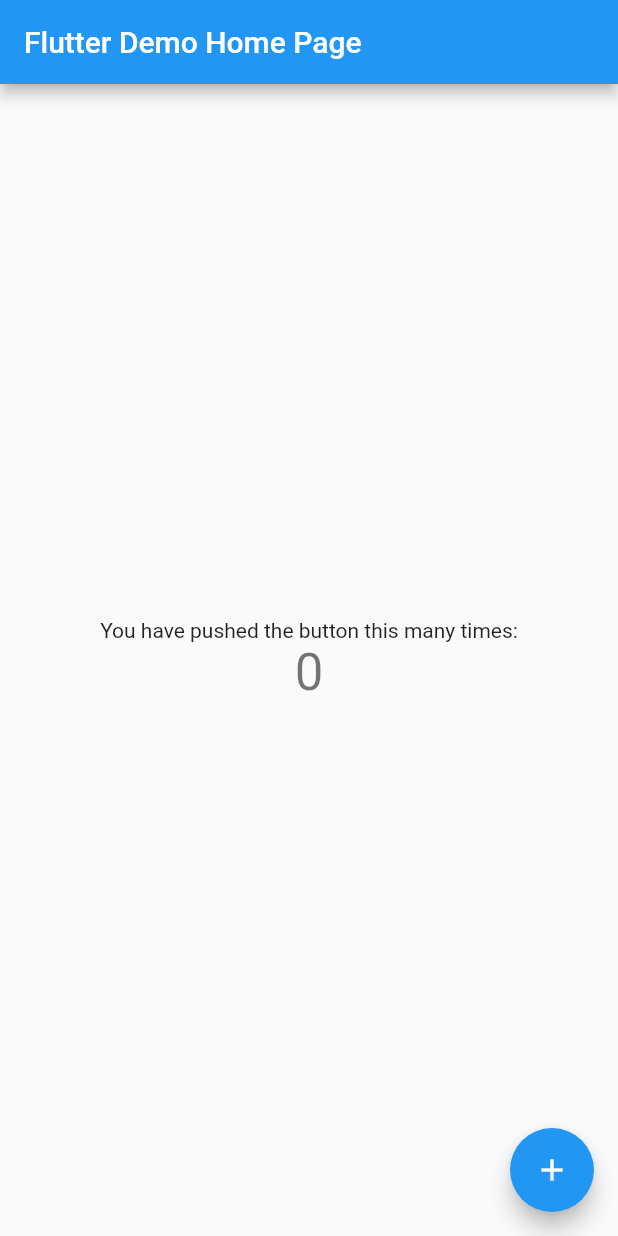
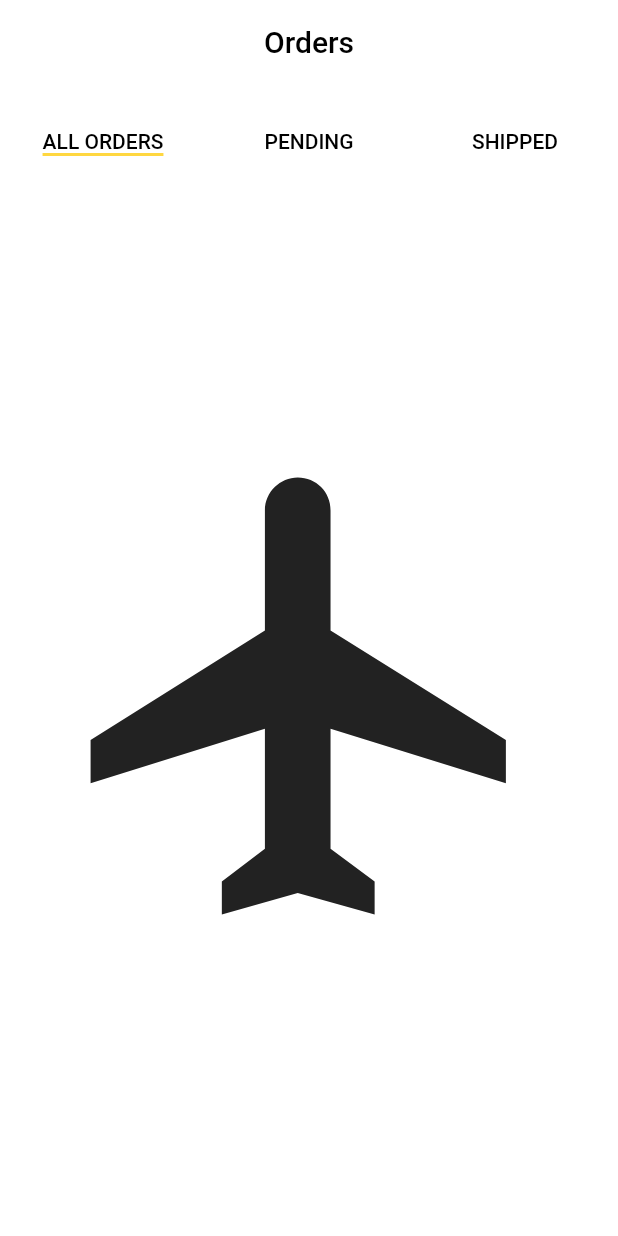
Before and after one commit to fcolakovic2/meelz, a Flutter app: the screen it shows after launch, on a phone screen of 412 x 824 dp. Run offline on Flutter 3.47's test engine with Material 2 defaults, Android fonts, the phone set to English and light mode, and no system bars.

Commit message:
dodan appbar sa sliderom

```diff
--- a/lib/main.dart
+++ b/lib/main.dart
@@ -1,7 +1,15 @@
 import 'package:flutter/material.dart';
+import 'package:flutter/services.dart';
+import 'package:meelz/view/orders_screen/pages/orders_screen.dart';
 
 void main() {
   runApp(MyApp());
+  SystemChrome.setSystemUIOverlayStyle(SystemUiOverlayStyle.dark.copyWith(
+          statusBarColor: Colors.white,
+          statusBarIconBrightness: Brightness.dark,
+          statusBarBrightness:
+              Brightness.dark) /* set Status bar icon color in iOS. */
+      );
 }
 
 class MyApp extends StatelessWidget {
@@ -9,105 +17,12 @@
   @override
   Widget build(BuildContext context) {
     return MaterialApp(
+      debugShowCheckedModeBanner: false,
       title: 'Flutter Demo',
       theme: ThemeData(
-        // This is the theme of your application.
-        //
-        // Try running your application with "flutter run". You'll see the
-        // application has a blue toolbar. Then, without quitting the app, try
-        // changing the primarySwatch below to Colors.green and then invoke
-        // "hot reload" (press "r" in the console where you ran "flutter run",
-        // or simply save your changes to "hot reload" in a Flutter IDE).
-        // Notice that the counter didn't reset back to zero; the application
-        // is not restarted.
         primarySwatch: Colors.blue,
       ),
-      home: MyHomePage(title: 'Flutter Demo Home Page'),
+      home: OrdersScreen(),
     );
   }
 }
-
-class MyHomePage extends StatefulWidget {
-  MyHomePage({Key key, this.title}) : super(key: key);
-
-  // This widget is the home page of your application. It is stateful, meaning
-  // that it has a State object (defined below) that contains fields that affect
-  // how it looks.
-
-  // This class is the configuration for the state. It holds the values (in this
-  // case the title) provided by the parent (in this case the App widget) and
-  // used by the build method of the State. Fields in a Widget subclass are
-  // always marked "final".
-
-  final String title;
-
-  @override
-  _MyHomePageState createState() => _MyHomePageState();
-}
-
-class _MyHomePageState extends State<MyHomePage> {
-  int _counter = 0;
-
-  void _incrementCounter() {
-    setState(() {
-      // This call to setState tells the Flutter framework that something has
-      // changed in this State, which causes it to rerun the build method below
-      // so that the display can reflect the updated values. If we changed
-      // _counter without calling setState(), then the build method would not be
-      // called again, and so nothing would appear to happen.
-      _counter++;
-    });
-  }
-
-  @override
-  Widget build(BuildContext context) {
-    // This method is rerun every time setState is called, for instance as done
-    // by the _incrementCounter method above.
-    //
-    // The Flutter framework has been optimized to make rerunning build methods
-    // fast, so that you can just rebuild anything that needs updating rather
-    // than having to individually change instances of widgets.
-    return Scaffold(
-      appBar: AppBar(
-        // Here we take the value from the MyHomePage object that was created by
-        // the App.build method, and use it to set our appbar title.
-        title: Text(widget.title),
-      ),
-      body: Center(
-        // Center is a layout widget. It takes a single child and positions it
-        // in the middle of the parent.
-        child: Column(
-          // Column is also a layout widget. It takes a list of children and
-          // arranges them vertically. By default, it sizes itself to fit its
-          // children horizontally, and tries to be as tall as its parent.
-          //
-          // Invoke "debug painting" (press "p" in the console, choose the
-          // "Toggle Debug Paint" action from the Flutter Inspector in Android
-          // Studio, or the "Toggle Debug Paint" command in Visual Studio Code)
-          // to see the wireframe for each widget.
-          //
-          // Column has various properties to control how it sizes itself and
-          // how it positions its children. Here we use mainAxisAlignment to
-          // center the children vertically; the main axis here is the vertical
-          // axis because Columns are vertical (the cross axis would be
-          // horizontal).
-          mainAxisAlignment: MainAxisAlignment.center,
-          children: <Widget>[
-            Text(
-              'You have pushed the button this many times:',
-            ),
-            Text(
-              '$_counter',
-              style: Theme.of(context).textTheme.headline4,
-            ),
-          ],
-        ),
-      ),
-      floatingActionButton: FloatingActionButton(
-        onPressed: _incrementCounter,
-        tooltip: 'Increment',
-        child: Icon(Icons.add),
-      ), // This trailing comma makes auto-formatting nicer for build methods.
-    );
-  }
-}
--- /dev/null
+++ b/lib/utils/style/styles.dart
@@ -0,0 +1,8 @@
+import 'package:flutter/material.dart';
+
+TextStyle AppBarText = TextStyle(
+  fontSize: 26,
+  fontWeight: FontWeight.w500,
+  fontFamily: "Averta",
+  color: Color(0xFF373737),
+);
--- /dev/null
+++ b/lib/view/orders_screen/pages/orders_screen.dart
@@ -0,0 +1,60 @@
+import 'package:flutter/material.dart';
+
+class OrdersScreen extends StatefulWidget {
+  @override
+  _OrdersScreenState createState() => _OrdersScreenState();
+}
+
+class _OrdersScreenState extends State<OrdersScreen> {
+  @override
+  Widget build(BuildContext context) {
+    return DefaultTabController(
+      length: 3,
+      child: Scaffold(
+        appBar: AppBar(
+          centerTitle: true,
+          elevation: 0.0,
+          backgroundColor: Colors.white,
+          bottom: TabBar(
+            indicatorColor: Colors.amberAccent,
+            indicatorSize: TabBarIndicatorSize.label,
+            tabs: [
+              Text(
+                "ALL ORDERS",
+                style: TextStyle(
+                  color: Colors.black,
+                ),
+              ),
+              Text(
+                "PENDING",
+                style: TextStyle(
+                  color: Colors.black,
+                ),
+              ),
+              Text(
+                "SHIPPED",
+                style: TextStyle(
+                  color: Colors.black,
+                ),
+              ),
+            ],
+          ),
+          title: Text(
+            'Orders',
+            style: TextStyle(
+              color: Colors.black,
+            ),
+          ),
+        ),
+        backgroundColor: Colors.white,
+        body: TabBarView(
+          children: [
+            Icon(Icons.flight, size: 350),
+            Icon(Icons.directions_transit, size: 350),
+            Icon(Icons.directions_car, size: 350),
+          ],
+        ),
+      ),
+    );
+  }
+}
--- /dev/null
+++ b/lib/view/orders_screen/widgets/appbar.dart
@@ -0,0 +1,19 @@
+import 'package:flutter/material.dart';
+import 'package:meelz/utils/style/styles.dart';
+
+class AppBarOrders extends StatelessWidget {
+  @override
+  Widget build(BuildContext context) {
+    return Row(
+      mainAxisAlignment: MainAxisAlignment.center,
+      children: [
+        Container(
+          child: Text(
+            "Orders",
+            style: AppBarText,
+          ),
+        ),
+      ],
+    );
+  }
+}
```
Also changed, not shown: lib/utils/style/test.dart (deleted).
